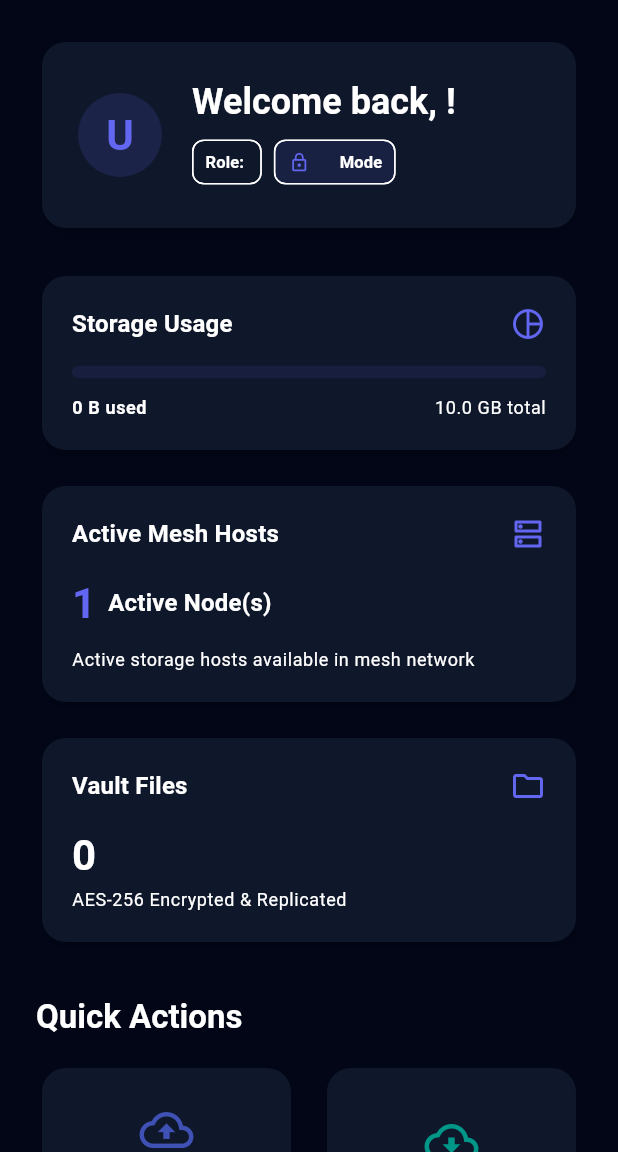
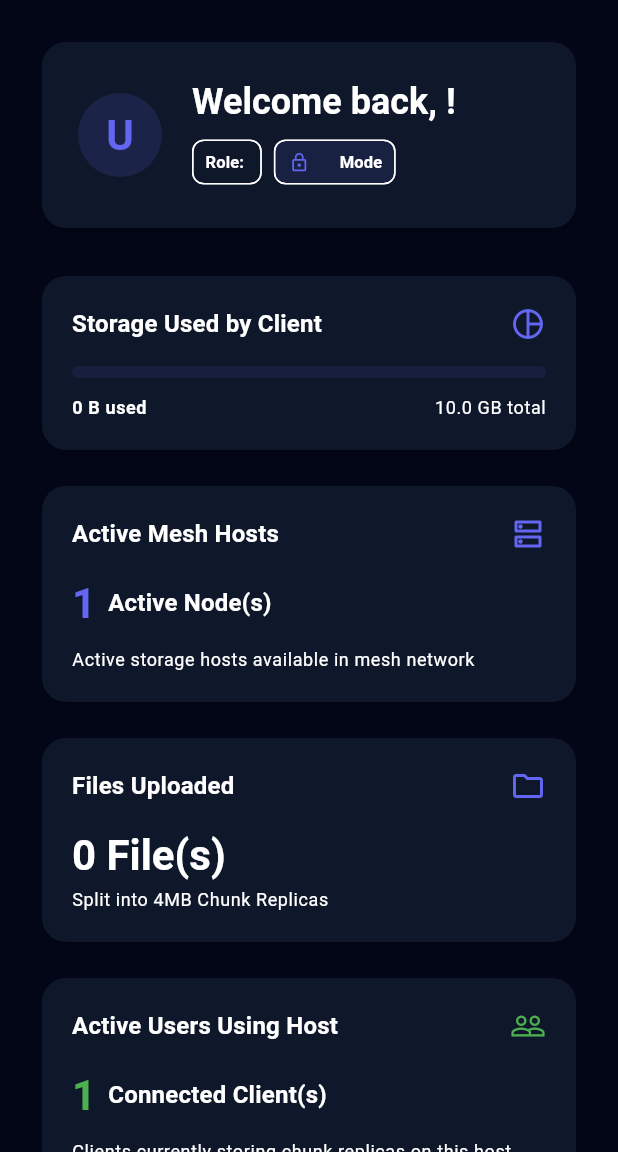
Before and after one commit to ashokpsgitech/Neurovault, a Flutter app: the DashboardScreen screen opened by its route, on a phone screen of 412 x 824 dp, the part 84-1236 px from its top. Run offline on Flutter 3.47's test engine with Material 3 defaults, Android fonts, the phone set to English and light mode, and no system bars; our stand-ins replace cloud_firestore, dio, file_picker, firebase_auth, firebase_core, firebase_storage and 5 more; missing offline and left inert: dart:html, pointycastle; accounts and stored records are empty; network calls fail.

Commit message:
Fix file download metadata error, enforce public host, public client and private mode UI rules, and add back button to files page

```diff
--- a/frontend/lib/features/dashboard/data/dashboard_repository.dart
+++ b/frontend/lib/features/dashboard/data/dashboard_repository.dart
@@ -43,6 +43,8 @@ class DashboardRepository extends BaseRepository {
         reservedStorageBytes: reservedCapacity,
         hostStatus: 'FIREBASE CLOUD 24/7',
         activeHostsCount: activeHosts,
+        activeUsersCount: 1,
+        hostStorageUsedBytes: storageUsed,
         totalFiles: files.length,
         recentActivities: files.map((f) => RecentActivityItem(
           id: f.id,
--- a/frontend/lib/features/dashboard/models/dashboard_stats_model.dart
+++ b/frontend/lib/features/dashboard/models/dashboard_stats_model.dart
@@ -8,6 +8,8 @@ class DashboardStatsModel {
   final int reservedStorageBytes;
   final String hostStatus;
   final int activeHostsCount;
+  final int activeUsersCount;
+  final int hostStorageUsedBytes;
   final int totalFiles;
   final List<RecentActivityItem> recentActivities;
 
@@ -18,6 +20,8 @@ class DashboardStatsModel {
     this.reservedStorageBytes = 5 * 1024 * 1024 * 1024,  // 5 GB default
     this.hostStatus = 'UNREGISTERED',
     this.activeHostsCount = 1,
+    this.activeUsersCount = 1,
+    this.hostStorageUsedBytes = 0,
     this.totalFiles = 0,
     this.recentActivities = const [],
   });
@@ -34,6 +38,8 @@ class DashboardStatsModel {
     int? reservedStorageBytes,
     String? hostStatus,
     int? activeHostsCount,
+    int? activeUsersCount,
+    int? hostStorageUsedBytes,
     int? totalFiles,
     List<RecentActivityItem>? recentActivities,
   }) {
@@ -44,6 +50,8 @@ class DashboardStatsModel {
       reservedStorageBytes: reservedStorageBytes ?? this.reservedStorageBytes,
       hostStatus: hostStatus ?? this.hostStatus,
       activeHostsCount: activeHostsCount ?? this.activeHostsCount,
+      activeUsersCount: activeUsersCount ?? this.activeUsersCount,
+      hostStorageUsedBytes: hostStorageUsedBytes ?? this.hostStorageUsedBytes,
       totalFiles: totalFiles ?? this.totalFiles,
       recentActivities: recentActivities ?? this.recentActivities,
     );
--- a/frontend/lib/features/dashboard/screens/dashboard_screen.dart
+++ b/frontend/lib/features/dashboard/screens/dashboard_screen.dart
@@ -6,6 +6,7 @@ import 'package:intl/intl.dart';
 import '../../../providers/core_providers.dart';
 import '../../../widgets/custom_snackbar.dart';
 import '../../../widgets/debug_console_modal.dart';
+import '../../authentication/models/user_model.dart';
 import '../../authentication/providers/auth_provider.dart';
 import '../../host/providers/host_provider.dart';
 import '../../host/providers/host_state.dart';
@@ -123,24 +124,7 @@ class DashboardScreen extends ConsumerWidget {
                         const SizedBox(height: 24),
 
                         // Metric Stat Cards Grid
-                        if (isDesktop)
-                          Row(
-                            crossAxisAlignment: CrossAxisAlignment.start,
-                            children: [
-                              Expanded(child: _buildStorageCard(context, stats)),
-                              const SizedBox(width: 16),
-                              Expanded(child: _buildHostStatusCard(context, ref, stats)),
-                              const SizedBox(width: 16),
-                              Expanded(child: _buildFilesCard(context, stats)),
-                            ],
-                          )
-                        else ...[
-                          _buildStorageCard(context, stats),
-                          const SizedBox(height: 16),
-                          _buildHostStatusCard(context, ref, stats),
-                          const SizedBox(height: 16),
-                          _buildFilesCard(context, stats),
-                        ],
+                        _buildStatCards(context, ref, stats, isDesktop),
                         const SizedBox(height: 32),
 
                         // Quick Actions Section
@@ -149,7 +133,7 @@ class DashboardScreen extends ConsumerWidget {
                           style: theme.textTheme.titleLarge?.copyWith(fontWeight: FontWeight.bold),
                         ),
                         const SizedBox(height: 16),
-                        _buildQuickActionsGrid(context, ref, isDesktop),
+                        _buildQuickActionsGrid(context, ref, isDesktop, stats.user),
                         const SizedBox(height: 32),
 
                         // Recent Activity Section
@@ -167,6 +151,126 @@ class DashboardScreen extends ConsumerWidget {
             },
           );
         },
+      ),
+    );
+  }
+
+  Widget _buildStatCards(BuildContext context, WidgetRef ref, DashboardStatsModel stats, bool isDesktop) {
+    final user = stats.user;
+    final isPublicHost = user.mode == 'PUBLIC' && user.role == 'HOST';
+    final isPublicClient = user.mode == 'PUBLIC' && user.role == 'CLIENT';
+
+    List<Widget> cards = [];
+
+    if (isPublicHost) {
+      cards = [
+        _buildActiveUsersCard(context, stats),
+        _buildHostClientStorageCard(context, stats),
+        _buildHostStatusCard(context, ref, stats),
+      ];
+    } else if (isPublicClient) {
+      cards = [
+        _buildHostStatusCard(context, ref, stats),
+        _buildStorageCard(context, stats),
+        _buildFilesCard(context, stats),
+      ];
+    } else {
+      // Private User or Role: BOTH
+      cards = [
+        _buildStorageCard(context, stats),
+        _buildHostStatusCard(context, ref, stats),
+        _buildFilesCard(context, stats),
+        _buildActiveUsersCard(context, stats),
+      ];
+    }
+
+    if (isDesktop) {
+      return Row(
+        crossAxisAlignment: CrossAxisAlignment.start,
+        children: cards.map((c) => Expanded(child: Padding(padding: const EdgeInsets.only(right: 12), child: c))).toList(),
+      );
+    }
+
+    return Column(
+      children: cards.map((c) => Padding(padding: const EdgeInsets.only(bottom: 16), child: c)).toList(),
+    );
+  }
+
+  Widget _buildActiveUsersCard(BuildContext context, DashboardStatsModel stats) {
+    final theme = Theme.of(context);
+    return Card(
+      child: Padding(
+        padding: const EdgeInsets.all(20.0),
+        child: Column(
+          crossAxisAlignment: CrossAxisAlignment.start,
+          children: [
+            Row(
+              mainAxisAlignment: MainAxisAlignment.spaceBetween,
+              children: [
+                Text('Active Users Using Host', style: theme.textTheme.titleMedium?.copyWith(fontWeight: FontWeight.bold)),
+                const Icon(Icons.people_outline, color: Colors.green),
+              ],
+            ),
+            const SizedBox(height: 16),
+            Row(
+              children: [
+                Text(
+                  '${stats.activeUsersCount}',
+                  style: theme.textTheme.headlineMedium?.copyWith(fontWeight: FontWeight.bold, color: Colors.green),
+                ),
+                const SizedBox(width: 8),
+                Text('Connected Client(s)', style: theme.textTheme.titleMedium?.copyWith(fontWeight: FontWeight.w600)),
+              ],
+            ),
+            const SizedBox(height: 12),
+            Text(
+              'Clients currently storing chunk replicas on this host',
+              style: theme.textTheme.bodySmall?.copyWith(color: theme.colorScheme.onSurfaceVariant),
+            ),
+          ],
+        ),
+      ),
+    );
+  }
+
+  Widget _buildHostClientStorageCard(BuildContext context, DashboardStatsModel stats) {
+    final theme = Theme.of(context);
+    return Card(
+      child: Padding(
+        padding: const EdgeInsets.all(20.0),
+        child: Column(
+          crossAxisAlignment: CrossAxisAlignment.start,
+          children: [
+            Row(
+              mainAxisAlignment: MainAxisAlignment.spaceBetween,
+              children: [
+                Text('Storage Used by Clients', style: theme.textTheme.titleMedium?.copyWith(fontWeight: FontWeight.bold)),
+                const Icon(Icons.sd_storage_outlined, color: Colors.orange),
+              ],
+            ),
+            const SizedBox(height: 16),
+            LinearProgressIndicator(
+              value: stats.reservedStorageBytes > 0 ? (stats.hostStorageUsedBytes / stats.reservedStorageBytes).clamp(0.0, 1.0) : 0.0,
+              minHeight: 8,
+              borderRadius: BorderRadius.circular(4),
+              backgroundColor: Colors.orange.withOpacity(0.15),
+            ),
+            const SizedBox(height: 12),
+            Row(
+              mainAxisAlignment: MainAxisAlignment.spaceBetween,
+              children: [
+                Text(
+                  '${_formatBytes(stats.hostStorageUsedBytes)} used by clients',
+                  style: theme.textTheme.bodySmall?.copyWith(fontWeight: FontWeight.bold),
+                ),
+                Text(
+                  '${_formatBytes(stats.reservedStorageBytes)} container limit',
+                  style: theme.textTheme.bodySmall?.copyWith(color: theme.colorScheme.onSurfaceVariant),
+                ),
+              ],
+            ),
+          ],
+        ),
       ),
     );
   }
@@ -253,7 +357,7 @@ class DashboardScreen extends ConsumerWidget {
             Row(
               mainAxisAlignment: MainAxisAlignment.spaceBetween,
               children: [
-                Text('Storage Usage', style: theme.textTheme.titleMedium?.copyWith(fontWeight: FontWeight.bold)),
+                Text('Storage Used by Client', style: theme.textTheme.titleMedium?.copyWith(fontWeight: FontWeight.bold)),
                 Icon(Icons.pie_chart_outline, color: theme.colorScheme.primary),
               ],
             ),
@@ -335,18 +439,18 @@ class DashboardScreen extends ConsumerWidget {
             Row(
               mainAxisAlignment: MainAxisAlignment.spaceBetween,
               children: [
-                Text('Vault Files', style: theme.textTheme.titleMedium?.copyWith(fontWeight: FontWeight.bold)),
+                Text('Files Uploaded', style: theme.textTheme.titleMedium?.copyWith(fontWeight: FontWeight.bold)),
                 Icon(Icons.folder_outlined, color: theme.colorScheme.primary),
               ],
             ),
             const SizedBox(height: 16),
             Text(
-              '${stats.totalFiles}',
+              '${stats.totalFiles} File(s)',
               style: theme.textTheme.headlineMedium?.copyWith(fontWeight: FontWeight.bold),
             ),
             const SizedBox(height: 4),
             Text(
-              'AES-256 Encrypted & Replicated',
+              'Split into 4MB Chunk Replicas',
               style: theme.textTheme.bodySmall?.copyWith(color: theme.colorScheme.onSurfaceVariant),
             ),
           ],
@@ -355,23 +459,57 @@ class DashboardScreen extends ConsumerWidget {
     );
   }
 
-  Widget _buildQuickActionsGrid(BuildContext context, WidgetRef ref, bool isDesktop) {
+  Widget _buildQuickActionsGrid(BuildContext context, WidgetRef ref, bool isDesktop, UserModel user) {
     final hostState = ref.watch(hostProvider);
     final isHostActive = hostState is HostEnabled;
+    final isPublicHost = user.mode == 'PUBLIC' && user.role == 'HOST';
+    final isPublicClient = user.mode == 'PUBLIC' && user.role == 'CLIENT';
 
-    final actions = isHostActive
-        ? [
+    List<_ActionItem> actions = [];
+
+    if (isPublicHost) {
+      actions = [
         _ActionItem('Host Subsystem', 'Manage container & node telemetry', Icons.storage_outlined, Colors.green, () {
           context.go('/host');
         }),
-            _ActionItem('Vault Files Index', 'View encrypted file list', Icons.folder_outlined, Colors.indigo, () {
+        _ActionItem('Node Telemetry', 'Monitor CPU, RAM & Disks', Icons.analytics_outlined, Colors.teal, () {
+          context.go('/host');
+        }),
+        _ActionItem('Settings', 'Coordinator URL & interval', Icons.settings_outlined, Colors.purple, () {
+          context.go('/settings');
+        }),
+      ];
+    } else if (isPublicClient) {
+      actions = [
+        _ActionItem('Upload File', 'Encrypt & stream chunk blocks', Icons.cloud_upload_outlined, Colors.indigo, () {
+          context.go('/files');
+        }),
+        _ActionItem('Download Files', 'Fetch & decrypt chunks', Icons.cloud_download_outlined, Colors.teal, () {
           context.go('/files');
         }),
         _ActionItem('Settings', 'Coordinator URL & interval', Icons.settings_outlined, Colors.purple, () {
           context.go('/settings');
         }),
-          ]
-        : [
+      ];
+    } else {
+      // Private User or Role: BOTH
+      if (isHostActive) {
+        actions = [
+          _ActionItem('Upload File', 'Encrypt & stream chunk blocks', Icons.cloud_upload_outlined, Colors.indigo, () {
+            context.go('/files');
+          }),
+          _ActionItem('Download Files', 'Fetch & decrypt chunks', Icons.cloud_download_outlined, Colors.teal, () {
+            context.go('/files');
+          }),
+          _ActionItem('Host Subsystem', 'Manage container & telemetry', Icons.storage_outlined, Colors.green, () {
+            context.go('/host');
+          }),
+          _ActionItem('Settings', 'Coordinator URL & interval', Icons.settings_outlined, Colors.purple, () {
+            context.go('/settings');
+          }),
+        ];
+      } else {
+        actions = [
           _ActionItem('Upload File', 'Encrypt & stream chunk blocks', Icons.cloud_upload_outlined, Colors.indigo, () {
             context.go('/files');
           }),
@@ -385,6 +523,8 @@ class DashboardScreen extends ConsumerWidget {
             context.go('/settings');
           }),
         ];
+      }
+    }
 
     return GridView.builder(
       shrinkWrap: true,
```
Also changed, not shown: frontend/lib/core/storage/local_file_cache_service.dart (+53 -0 lines), frontend/lib/features/files/data/file_repository.dart (+10 -4 lines), frontend/lib/features/files/screens/file_manager_screen.dart (+19 -1 lines). Lines whose indentation alone changed are shown as unchanged.
